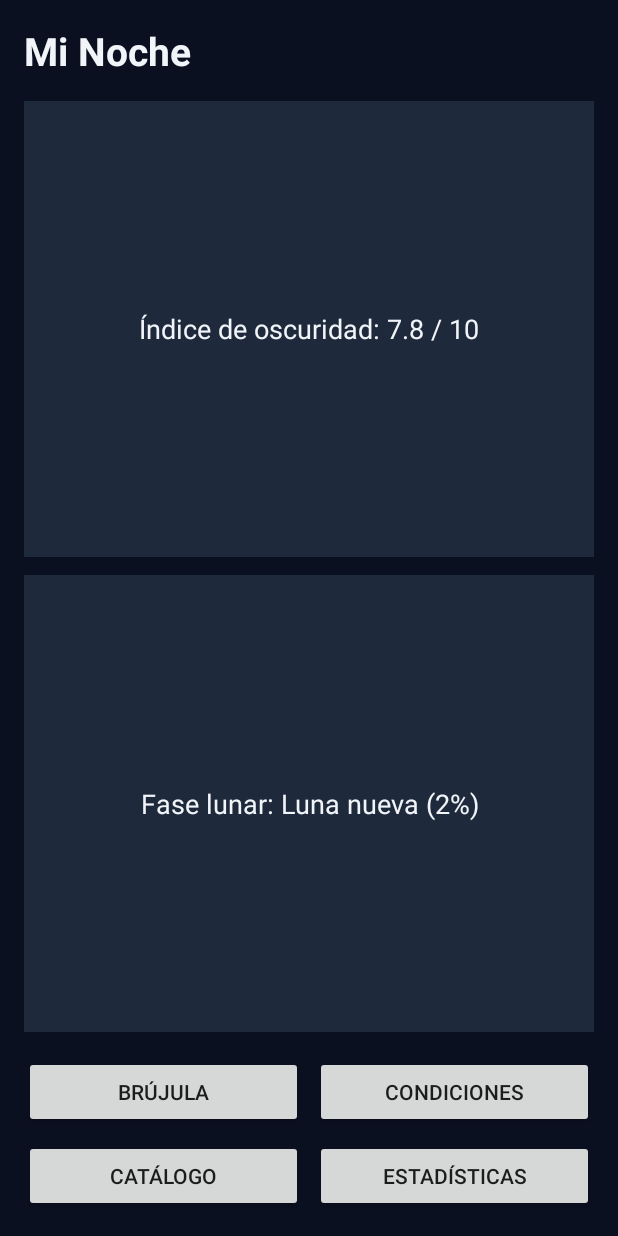
After one commit to joseca331/noctis-app, an Android app: the layout pantalla_minoche.xml on its own in the app's theme, with its tools: preview values and no code run, on a phone screen of 412 x 824 dp. The commit adds this screen. Run offline under Robolectric (Android 15) with nearby library versions, the phone set to English and light mode, and no system bars.

Commit message:
cambios 24 noviembre

```diff
--- a/app/src/main/res/layout/activity_home.xml
+++ b/app/src/main/res/layout/activity_home.xml
@@ -7,7 +7,6 @@
     android:orientation="vertical"
     android:padding="24dp">
 
-    <!-- Nombre de la app-->
     <TextView
         android:layout_width="wrap_content"
         android:layout_height="wrap_content"
@@ -16,7 +15,6 @@
         android:textSize="36sp"
         android:textStyle="bold" />
 
-
     <TextView
         android:layout_width="wrap_content"
         android:layout_height="wrap_content"
@@ -24,7 +22,6 @@
         android:text="@string/app_motto"
         android:textColor="@color/noctis_text_secondary"
         android:textSize="16sp" />
-
 
     <Button
         android:id="@+id/btnMiNoche"
@@ -47,7 +44,6 @@
         android:layout_marginBottom="24dp"
         android:text="@string/btn_acerca_de" />
 
-
     <TextView
         android:id="@+id/tvEstadoAdaptacion"
         android:layout_width="wrap_content"
--- a/app/src/main/res/layout/actividad_adaptacion.xml
+++ b/app/src/main/res/layout/pantalla_adaptacion.xml
@@ -24,7 +24,7 @@
 
 
 
-    <!-- Explicación breve para el usuario -->
+
     <TextView
         android:layout_width="wrap_content"
         android:layout_height="wrap_content"
--- /dev/null
+++ b/app/src/main/res/layout/pantalla_minoche.xml
@@ -0,0 +1,103 @@
+<?xml version="1.0" encoding="utf-8"?>
+<LinearLayout xmlns:android="http://schemas.android.com/apk/res/android"
+    android:layout_width="match_parent"
+    android:layout_height="match_parent"
+    android:background="@color/noctis_bg"
+    android:orientation="vertical"
+    android:padding="16dp">
+
+    <TextView
+        android:layout_width="wrap_content"
+        android:layout_height="wrap_content"
+        android:layout_marginBottom="16dp"
+        android:text="@string/titulo_mi_noche"
+        android:textColor="@color/noctis_text"
+        android:textSize="26sp"
+        android:textStyle="bold" />
+
+    <!-- Tarjeta Índice de oscuridad -->
+    <TextView
+        android:layout_width="match_parent"
+        android:layout_height="0dp"
+        android:layout_marginBottom="12dp"
+        android:layout_weight="1"
+        android:background="@color/noctis_card"
+        android:gravity="center"
+        android:padding="16dp"
+        android:text="@string/tarjeta_oscuridad"
+        android:textColor="@color/noctis_text"
+        android:textSize="18sp" />
+
+    <!-- Tarjeta: Fase lunar -->
+    <TextView
+        android:layout_width="match_parent"
+        android:layout_height="0dp"
+        android:layout_marginBottom="16dp"
+        android:layout_weight="1"
+        android:background="@color/noctis_card"
+        android:gravity="center"
+        android:padding="16dp"
+        android:text="@string/tarjeta_luna"
+        android:textColor="@color/noctis_text"
+        android:textSize="18sp" />
+
+    <!-- Fila de botones repartidos proporcionalmente  -->
+    <LinearLayout
+        android:layout_width="match_parent"
+        android:layout_height="wrap_content"
+        android:layout_marginBottom="8dp"
+        android:orientation="horizontal">
+
+
+
+
+        <Button
+            android:id="@+id/btnIrBrujula"
+            android:layout_width="0dp"
+            android:layout_height="wrap_content"
+            android:layout_marginEnd="4dp"
+            android:layout_weight="1"
+            android:text="@string/btn_brujula" />
+
+
+
+
+        <Button
+            android:id="@+id/btnIrCondiciones"
+            android:layout_width="0dp"
+            android:layout_height="wrap_content"
+            android:layout_marginStart="4dp"
+            android:layout_weight="1"
+            android:text="@string/btn_condiciones" />
+    </LinearLayout>
+
+
+
+
+
+
+
+    <!-- Fila  de botones -->
+    <LinearLayout
+        android:layout_width="match_parent"
+        android:layout_height="wrap_content"
+        android:orientation="horizontal">
+
+        <Button
+            android:id="@+id/btnIrFicha"
+            android:layout_width="0dp"
+            android:layout_height="wrap_content"
+            android:layout_marginEnd="4dp"
+            android:layout_weight="1"
+            android:text="@string/btn_catalogo" />
+
+        <Button
+            android:id="@+id/btnIrEstadisticas"
+            android:layout_width="0dp"
+            android:layout_height="wrap_content"
+            android:layout_marginStart="4dp"
+            android:layout_weight="1"
+            android:text="@string/btn_estadisticas" />
+    </LinearLayout>
+
+</LinearLayout>
--- a/app/src/main/res/values/colors.xml
+++ b/app/src/main/res/values/colors.xml
@@ -1,7 +1,20 @@
 <?xml version="1.0" encoding="utf-8"?>
 <resources>
-    <color name="noctis_bg">#0B1021</color>             <!-- Fondo azul noche profundo -->
-    <color name="noctis_primary">#3B82F6</color>        <!-- Azul para botones principales -->
-    <color name="noctis_text">#F1F5F9</color>           <!-- Blanco suave para lectura nocturna -->
-    <color name="noctis_text_secondary">#94A3B8</color> <!-- Gris azulado para subtítulos -->
+    <color name="noctis_bg">#0B1021</color>
+
+
+    <color name="noctis_card">#1E293B</color>
+
+
+    <color name="noctis_accent">#3B82F6</color>
+
+
+    <color name="noctis_warning">#EF4444</color>
+
+
+    <color name="noctis_text">#F1F5F9</color>
+
+
+    <color name="noctis_text_secondary">#94A3B8</color>
+
 </resources>
```
Also changed, not shown: app/src/main/res/layout/actividad_minoche.xml (deleted, +0 -150 lines), app/src/main/res/layout/pantalla_brujula.xml (+29 -29 lines), app/src/main/res/values/strings.xml (+43 -20 lines).
